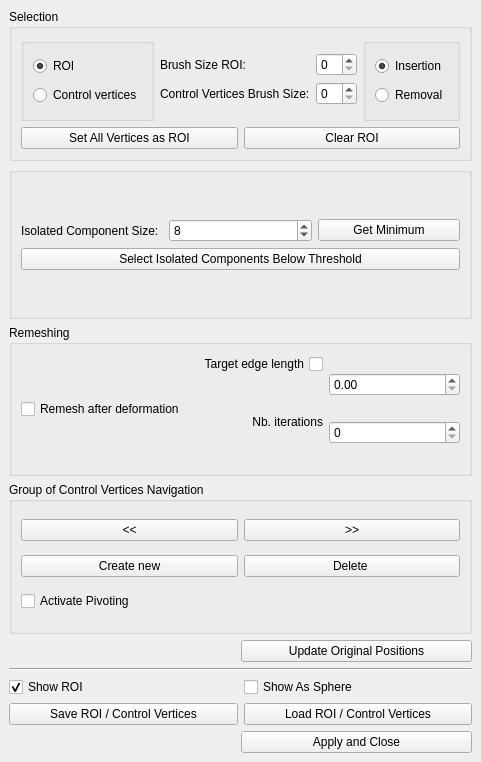
Above: Polyhedron/demo/Polyhedron/Deform_mesh.ui from CGAL/cgal before the change. Below: the same form after it.
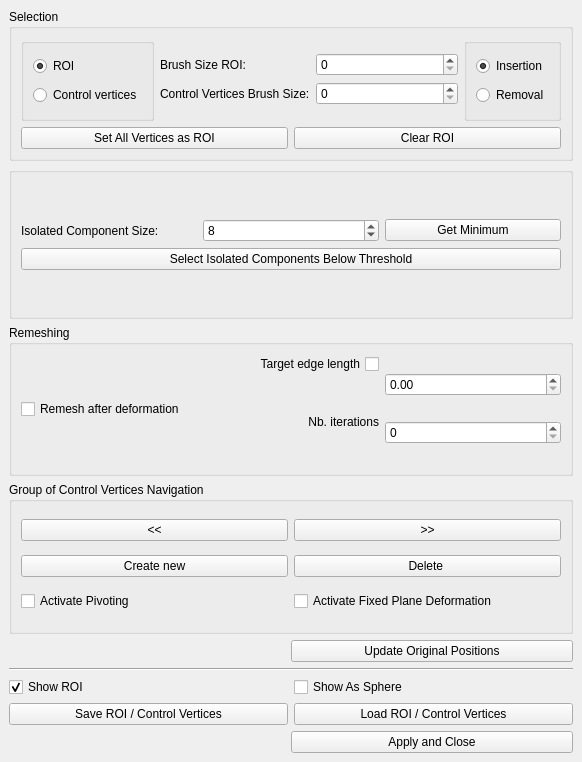
That is the form after the change.

Commit message:
add the possibility to constraint the movement of control vertices in a plane
  if you want to modify the plane constraint you need to use the
  "Activate pivoting" switch

The edit to the form file:
```diff
--- a/Polyhedron/demo/Polyhedron/Deform_mesh.ui
+++ b/Polyhedron/demo/Polyhedron/Deform_mesh.ui
@@ -6,7 +6,7 @@
    <rect>
     <x>0</x>
     <y>0</y>
-    <width>442</width>
+    <width>582</width>
     <height>762</height>
    </rect>
   </property>
@@ -299,11 +299,22 @@
         </layout>
        </item>
        <item>
+        <layout class="QHBoxLayout" name="horizontalLayout_11">
+         <item>
         <widget class="QCheckBox" name="ActivatePivotingCheckBox">
          <property name="text">
           <string>Activate Pivoting </string>
          </property>
         </widget>
+         </item>
+         <item>
+          <widget class="QCheckBox" name="ActivateFixedPlaneCheckBox">
+           <property name="text">
+            <string>Activate Fixed Plane Deformation</string>
+           </property>
+          </widget>
+         </item>
+        </layout>
        </item>
       </layout>
      </widget>
```
Lines whose indentation alone changed are shown as unchanged. The commit also changes 2 other files.
